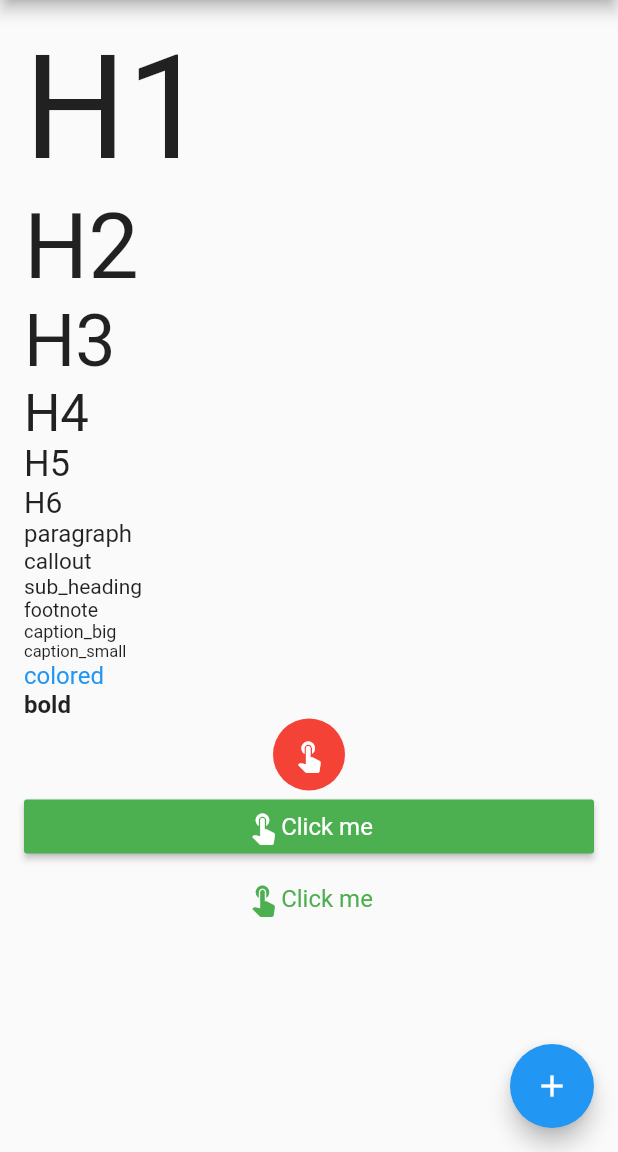
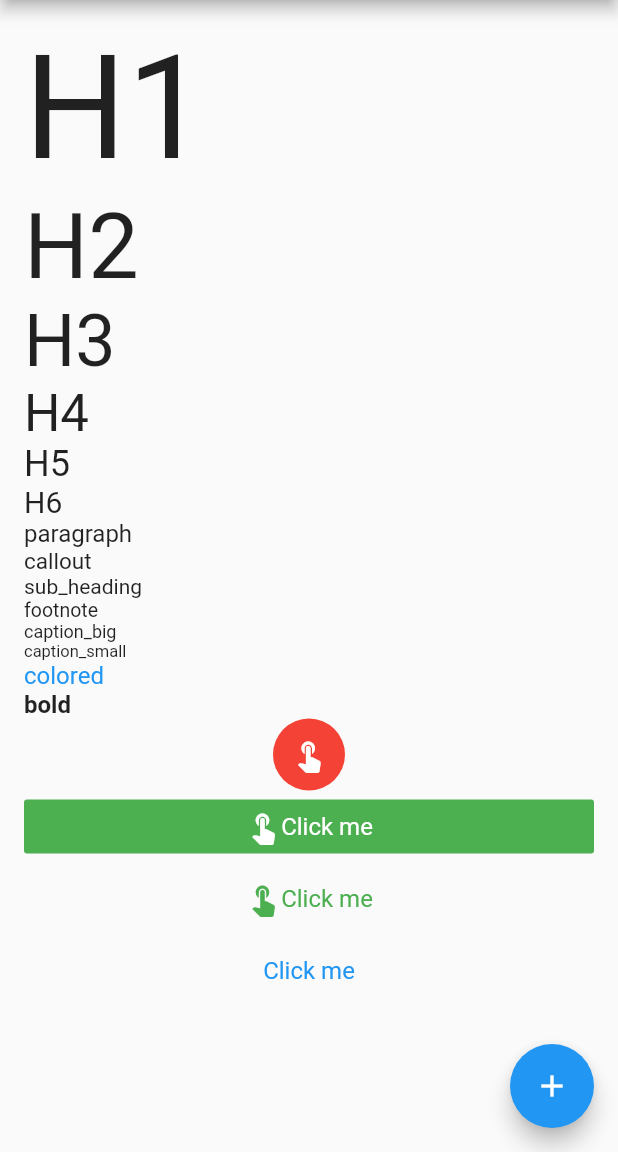
Before and after one commit to samsam-026/first-born-flutter, a Flutter app: the screen it shows after launch, on a phone screen of 412 x 824 dp, the part 84-1236 px from its top. Run offline on Flutter 3.47's test engine with Material 2 defaults, Android fonts, the phone set to English and light mode, and no system bars.

Commit message:
FButton icon null bug fixed.

```diff
--- a/lib/first-born-components/atoms/FBButton.dart
+++ b/lib/first-born-components/atoms/FBButton.dart
@@ -45,6 +45,7 @@ class FBButton extends StatelessWidget {
       );
     }
 
+    if (icon != null) {
       if (transparent) {
         buttonChild = new Container(
           child: Row(
@@ -58,8 +59,7 @@ class FBButton extends StatelessWidget {
           onPressed: onPress,
           child: buttonChild,
         );
-    }
-
+      } else {
         buttonChild = new Container(
           child: Row(
             children: <Widget>[getIcon(Colors.white), getText(Colors.white)],
@@ -68,15 +68,42 @@ class FBButton extends StatelessWidget {
           ),
         );
 
-    if (child != null) {
-      buttonChild = child;
-    }
-
-    return RaisedButton(
+        return FlatButton(
           onPressed: onPress,
           child: buttonChild,
           color: color,
         );
+      }
+    } else {
+      if (transparent) {
+        buttonChild = new Container(
+          child: Row(
+            children: <Widget>[getText(Colors.white)],
+            crossAxisAlignment: CrossAxisAlignment.center,
+            mainAxisAlignment: MainAxisAlignment.center,
+          ),
+        );
+
+        return FlatButton(
+          onPressed: onPress,
+          child: buttonChild,
+          color: color,
+        );
+      } else {
+        buttonChild = new Container(
+          child: Row(
+            children: <Widget>[getText(color)],
+            crossAxisAlignment: CrossAxisAlignment.center,
+            mainAxisAlignment: MainAxisAlignment.center,
+          ),
+        );
+
+        return FlatButton(
+          onPressed: onPress,
+          child: buttonChild,
+        );
+      }
+    }
   }
 
   Icon getIcon(Color iconColor) {
--- a/lib/main.dart
+++ b/lib/main.dart
@@ -83,6 +83,10 @@ class _MyHomePageState extends State<MyHomePage> {
                   text: "Click me",
                   color: Colors.green,
                   transparent: true,
+                ),
+                FBButton(
+                  onPress: () {},
+                  text: "Click me",
                 )
               ],
             ),
```
Also changed, not shown: pubspec.lock. Lines whose indentation alone changed are shown as unchanged.
